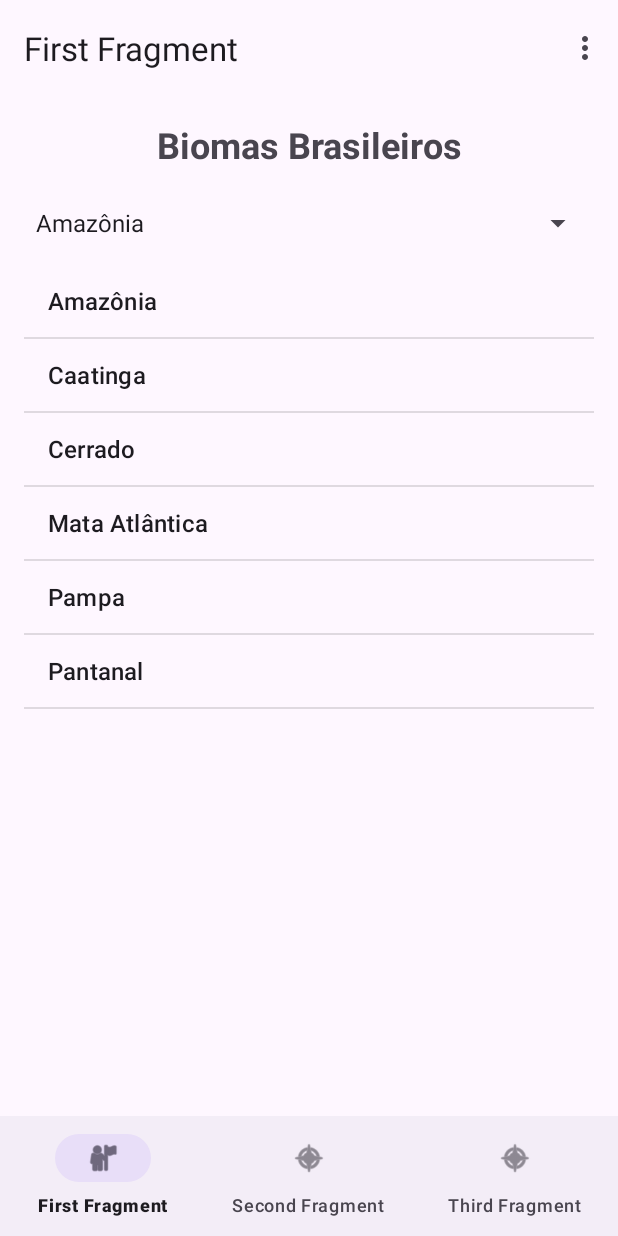
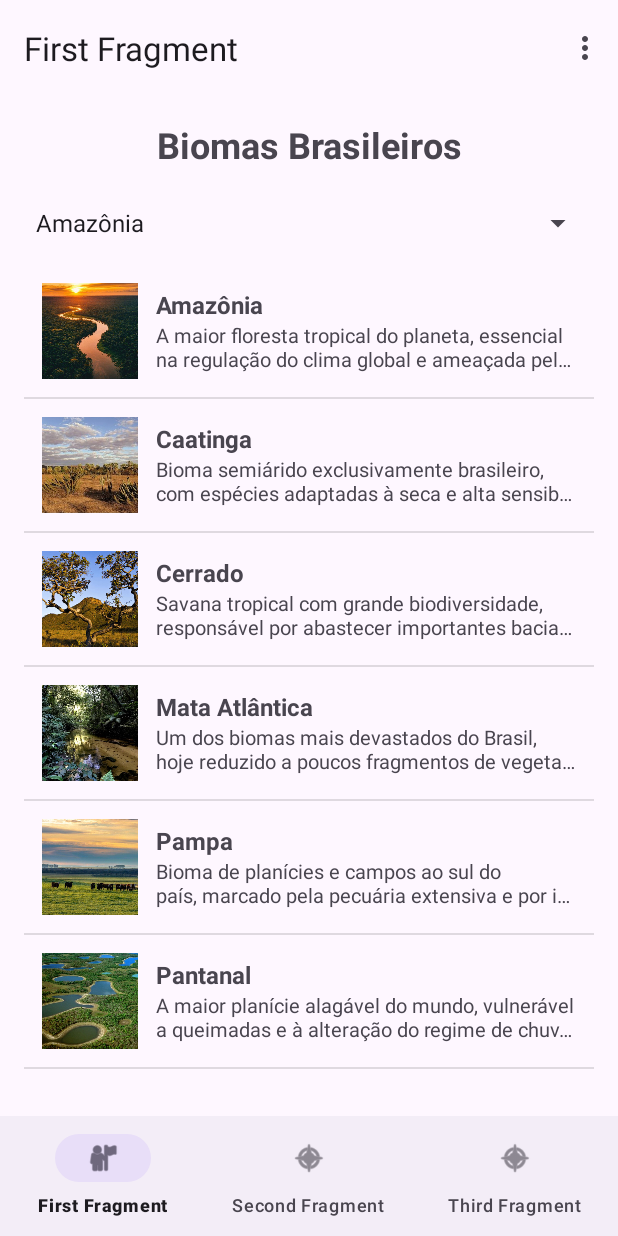
Before and after one commit to laurasantacruz-cell/Avalia-o1_ProgMobile, an Android app: the screen it shows after launch (MainActivity), on a phone screen of 412 x 824 dp. Run offline under Robolectric (Android 15) with nearby library versions, the light colour scheme and no system bars; our stand-ins replace navigation-ui.

Commit message:
Implementa biomas e comunicação do Fragmento 1

```diff
--- a/app/src/main/AndroidManifest.xml
+++ b/app/src/main/AndroidManifest.xml
@@ -21,6 +21,11 @@
                 <category android:name="android.intent.category.LAUNCHER" />
             </intent-filter>
         </activity>
+        <activity
+            android:name=".DetalheActivity"
+            android:exported="false"
+
+            />
     </application>
 
 </manifest>
--- /dev/null
+++ b/app/src/main/java/com/example/avaliacao1/Bioma.java
@@ -0,0 +1,32 @@
+package com.example.avaliacao1;
+
+public class Bioma {
+
+    private final String nome;
+    private final String descricao;
+    private final int imagemPrincipal;
+    private final int imagemSecundaria;
+
+    public Bioma(String nome, String descricao, int imagemPrincipal, int imagemSecundaria) {
+        this.nome = nome;
+        this.descricao = descricao;
+        this.imagemPrincipal = imagemPrincipal;
+        this.imagemSecundaria = imagemSecundaria;
+    }
+
+    public String getNome() {
+        return nome;
+    }
+
+    public String getDescricao() {
+        return descricao;
+    }
+
+    public int getImagemPrincipal() {
+        return imagemPrincipal;
+    }
+
+    public int getImagemSecundaria() {
+        return imagemSecundaria;
+    }
+}
--- /dev/null
+++ b/app/src/main/java/com/example/avaliacao1/BiomaListAdapter.java
@@ -0,0 +1,69 @@
+package com.example.avaliacao1;
+
+import android.content.Context;
+import android.view.LayoutInflater;
+import android.view.View;
+import android.view.ViewGroup;
+import android.widget.BaseAdapter;
+import android.widget.ImageView;
+import android.widget.TextView;
+
+import androidx.annotation.Nullable;
+
+import java.util.List;
+
+public class BiomaListAdapter extends BaseAdapter {
+
+    private final Context context;
+    private final List<Bioma> biomas;
+
+    public BiomaListAdapter(Context context, List<Bioma> biomas) {
+        this.context = context;
+        this.biomas = biomas;
+    }
+
+    @Override
+    public int getCount() {
+        return biomas.size();
+    }
+
+    @Override
+    public Object getItem(int position) {
+        return biomas.get(position);
+    }
+
+    @Override
+    public long getItemId(int position) {
+        return position;
+    }
+
+    @Override
+    public View getView(int position, @Nullable View convertView, ViewGroup parent) {
+        ViewHolder holder;
+
+        if (convertView == null) {
+            convertView = LayoutInflater.from(context)
+                    .inflate(R.layout.item_bioma_lista, parent, false);
+            holder = new ViewHolder();
+            holder.imagem = convertView.findViewById(R.id.imgItemBioma);
+            holder.titulo = convertView.findViewById(R.id.txtItemTitulo);
+            holder.descricao = convertView.findViewById(R.id.txtItemDescricao);
+            convertView.setTag(holder);
+        } else {
+            holder = (ViewHolder) convertView.getTag();
+        }
+
+        Bioma bioma = biomas.get(position);
+        holder.imagem.setImageResource(bioma.getImagemPrincipal());
+        holder.titulo.setText(bioma.getNome());
+        holder.descricao.setText(bioma.getDescricao());
+
+        return convertView;
+    }
+
+    private static class ViewHolder {
+        ImageView imagem;
+        TextView titulo;
+        TextView descricao;
+    }
+}
--- /dev/null
+++ b/app/src/main/java/com/example/avaliacao1/BiomaViewModel.java
@@ -0,0 +1,18 @@
+package com.example.avaliacao1;
+
+import androidx.lifecycle.LiveData;
+import androidx.lifecycle.MutableLiveData;
+import androidx.lifecycle.ViewModel;
+
+public class BiomaViewModel extends ViewModel {
+
+    private final MutableLiveData<Bioma> biomaSelecionado = new MutableLiveData<>();
+
+    public void selecionarBioma(Bioma bioma) {
+        biomaSelecionado.setValue(bioma);
+    }
+
+    public LiveData<Bioma> getBiomaSelecionado() {
+        return biomaSelecionado;
+    }
+}
--- /dev/null
+++ b/app/src/main/java/com/example/avaliacao1/DetalheActivity.java
@@ -0,0 +1,34 @@
+package com.example.avaliacao1;
+
+import android.os.Bundle;
+import android.widget.ImageView;
+import android.widget.TextView;
+
+import androidx.appcompat.app.AppCompatActivity;
+
+public class DetalheActivity extends AppCompatActivity {
+
+    public static final String EXTRA_TITULO = "extra_titulo";
+    public static final String EXTRA_DESCRICAO = "extra_descricao";
+    public static final String EXTRA_IMAGEM = "extra_imagem";
+
+    @Override
+    protected void onCreate(Bundle savedInstanceState) {
+        super.onCreate(savedInstanceState);
+        setContentView(R.layout.activity_detalhe);
+
+        String titulo = getIntent().getStringExtra(EXTRA_TITULO);
+        String descricao = getIntent().getStringExtra(EXTRA_DESCRICAO);
+        int imagem = getIntent().getIntExtra(EXTRA_IMAGEM, 0);
+
+        TextView txtTitulo = findViewById(R.id.txtDetalheTitulo);
+        TextView txtDescricao = findViewById(R.id.txtDetalheDescricao);
+        ImageView imgDetalhe = findViewById(R.id.imgDetalhe);
+
+        txtTitulo.setText(titulo);
+        txtDescricao.setText(descricao);
+        if (imagem != 0) {
+            imgDetalhe.setImageResource(imagem);
+        }
+    }
+}
--- a/app/src/main/java/com/example/avaliacao1/FirstFragment.java
+++ b/app/src/main/java/com/example/avaliacao1/FirstFragment.java
@@ -1,28 +1,27 @@
 package com.example.avaliacao1;
 
+import android.content.Intent;
 import android.os.Bundle;
 import android.view.LayoutInflater;
 import android.view.View;
 import android.view.ViewGroup;
+import android.widget.AdapterView;
 import android.widget.ArrayAdapter;
 
 import androidx.annotation.NonNull;
 import androidx.fragment.app.Fragment;
+import androidx.lifecycle.ViewModelProvider;
 
 import com.example.avaliacao1.databinding.FragmentFirstBinding;
+
+import java.util.ArrayList;
+import java.util.List;
 
 public class FirstFragment extends Fragment {
 
     private FragmentFirstBinding binding;
-
-    private final String[] biomas = {
-            "Amazônia",
-            "Caatinga",
-            "Cerrado",
-            "Mata Atlântica",
-            "Pampa",
-            "Pantanal"
-    };
+    private BiomaViewModel biomaViewModel;
+    private List<Bioma> listaBiomas;
 
     @Override
     public View onCreateView(
@@ -38,25 +37,73 @@ public class FirstFragment extends Fragment {
     public void onViewCreated(@NonNull View view, Bundle savedInstanceState) {
         super.onViewCreated(view, savedInstanceState);
 
-        ArrayAdapter<String> adapter = new ArrayAdapter<>(
+        biomaViewModel = new ViewModelProvider(requireActivity()).get(BiomaViewModel.class);
+        listaBiomas = montarListaBiomas();
+
+        // Spinner
+        ArrayAdapter<String> spinnerAdapter = new ArrayAdapter<>(
                 requireContext(),
                 android.R.layout.simple_spinner_item,
-                biomas
+                nomesDosBiomas(listaBiomas)
         );
+        spinnerAdapter.setDropDownViewResource(android.R.layout.simple_spinner_dropdown_item);
+        binding.spinnerBiomas.setAdapter(spinnerAdapter);
 
-        adapter.setDropDownViewResource(
-                android.R.layout.simple_spinner_dropdown_item
-        );
+        // ListView com adapter personalizado (imagem + título + descrição)
+        BiomaListAdapter listAdapter = new BiomaListAdapter(requireContext(), listaBiomas);
+        binding.listViewBiomas.setAdapter(listAdapter);
 
-        binding.spinnerBiomas.setAdapter(adapter);
+        // Ao trocar o Spinner -> avisa o ViewModel -> Fragmentos 2 e 3 escutam e atualizam
+        binding.spinnerBiomas.setOnItemSelectedListener(new AdapterView.OnItemSelectedListener() {
+            @Override
+            public void onItemSelected(AdapterView<?> parent, View view, int position, long id) {
+                biomaViewModel.selecionarBioma(listaBiomas.get(position));
+            }
 
-        ArrayAdapter<String> listaAdapter = new ArrayAdapter<>(
-                requireContext(),
-                android.R.layout.simple_list_item_1,
-                biomas
-        );
+            @Override
+            public void onNothingSelected(AdapterView<?> parent) {
+            }
+        });
 
-        binding.listViewBiomas.setAdapter(listaAdapter);
+        // Já manda o primeiro bioma pro ViewModel assim que a tela abre
+        if (!listaBiomas.isEmpty()) {
+            biomaViewModel.selecionarBioma(listaBiomas.get(0));
+        }
+
+        // Clique num item do ListView abre a Activity Extra
+        binding.listViewBiomas.setOnItemClickListener((parent, itemView, position, id) -> {
+            Bioma bioma = listaBiomas.get(position);
+            Intent intent = new Intent(requireContext(), DetalheActivity.class);
+            intent.putExtra(DetalheActivity.EXTRA_TITULO, bioma.getNome());
+            intent.putExtra(DetalheActivity.EXTRA_DESCRICAO, bioma.getDescricao());
+            intent.putExtra(DetalheActivity.EXTRA_IMAGEM, bioma.getImagemPrincipal());
+            startActivity(intent);
+        });
+    }
+
+    private List<Bioma> montarListaBiomas() {
+        List<Bioma> lista = new ArrayList<>();
+        lista.add(new Bioma(getString(R.string.bioma_amazonia), getString(R.string.desc_amazonia),
+                R.drawable.amazonia_img1, R.drawable.amazonia_img2));
+        lista.add(new Bioma(getString(R.string.bioma_caatinga), getString(R.string.desc_caatinga),
+                R.drawable.caatinga_img1, R.drawable.caatinga_img2));
+        lista.add(new Bioma(getString(R.string.bioma_cerrado), getString(R.string.desc_cerrado),
+                R.drawable.cerrado_img1, R.drawable.cerrado_img2));
+        lista.add(new Bioma(getString(R.string.bioma_mata_atlantica), getString(R.string.desc_mata_atlantica),
+                R.drawable.mata_atlantica_img1, R.drawable.mata_atlantica_img2));
+        lista.add(new Bioma(getString(R.string.bioma_pampa), getString(R.string.desc_pampa),
+                R.drawable.pampa_img1, R.drawable.pampa_img2));
+        lista.add(new Bioma(getString(R.string.bioma_pantanal), getString(R.string.desc_pantanal),
+                R.drawable.pantanal_img1, R.drawable.pantanal_img2));
+        return lista;
+    }
+
+    private String[] nomesDosBiomas(List<Bioma> lista) {
+        String[] nomes = new String[lista.size()];
+        for (int i = 0; i < lista.size(); i++) {
+            nomes[i] = lista.get(i).getNome();
+        }
+        return nomes;
     }
 
     @Override
--- /dev/null
+++ b/app/src/main/res/layout/activity_detalhe.xml
@@ -0,0 +1,29 @@
+<?xml version="1.0" encoding="utf-8"?>
+<LinearLayout xmlns:android="http://schemas.android.com/apk/res/android"
+    android:layout_width="match_parent"
+    android:layout_height="match_parent"
+    android:orientation="vertical"
+    android:padding="16dp">
+
+    <ImageView
+        android:id="@+id/imgDetalhe"
+        android:layout_width="match_parent"
+        android:layout_height="220dp"
+        android:scaleType="centerCrop" />
+
+    <TextView
+        android:id="@+id/txtDetalheTitulo"
+        android:layout_width="wrap_content"
+        android:layout_height="wrap_content"
+        android:layout_marginTop="16dp"
+        android:textSize="22sp"
+        android:textStyle="bold" />
+
+    <TextView
+        android:id="@+id/txtDetalheDescricao"
+        android:layout_width="wrap_content"
+        android:layout_height="wrap_content"
+        android:layout_marginTop="8dp"
+        android:textSize="15sp" />
+
+</LinearLayout>
--- /dev/null
+++ b/app/src/main/res/layout/item_bioma_lista.xml
@@ -0,0 +1,38 @@
+<?xml version="1.0" encoding="utf-8"?>
+<LinearLayout xmlns:android="http://schemas.android.com/apk/res/android"
+    android:layout_width="match_parent"
+    android:layout_height="wrap_content"
+    android:orientation="horizontal"
+    android:padding="12dp"
+    android:gravity="center_vertical">
+
+    <ImageView
+        android:id="@+id/imgItemBioma"
+        android:layout_width="64dp"
+        android:layout_height="64dp"
+        android:scaleType="centerCrop"
+        android:contentDescription="@string/desc_imagem_bioma" />
+
+    <LinearLayout
+        android:layout_width="0dp"
+        android:layout_height="wrap_content"
+        android:layout_weight="1"
+        android:layout_marginStart="12dp"
+        android:orientation="vertical">
+
+        <TextView
+            android:id="@+id/txtItemTitulo"
+            android:layout_width="wrap_content"
+            android:layout_height="wrap_content"
+            android:textStyle="bold"
+            android:textSize="16sp" />
+
+        <TextView
+            android:id="@+id/txtItemDescricao"
+            android:layout_width="wrap_content"
+            android:layout_height="wrap_content"
+            android:textSize="13sp"
+            android:maxLines="2"
+            android:ellipsize="end" />
+    </LinearLayout>
+</LinearLayout>
--- a/app/src/main/res/values/strings.xml
+++ b/app/src/main/res/values/strings.xml
@@ -55,4 +55,23 @@
         <item>Pampa</item>
         <item>Pantanal</item>
     </string-array>
+    <string name="desc_imagem_bioma">Imagem representativa do bioma</string>
+
+    <string name="bioma_amazonia">Amazônia</string>
+    <string name="desc_amazonia">A maior floresta tropical do planeta, essencial na regulação do clima global e ameaçada pelo avanço do desmatamento.</string>
+
+    <string name="bioma_caatinga">Caatinga</string>
+    <string name="desc_caatinga">Bioma semiárido exclusivamente brasileiro, com espécies adaptadas à seca e alta sensibilidade ao aquecimento global.</string>
+
+    <string name="bioma_cerrado">Cerrado</string>
+    <string name="desc_cerrado">Savana tropical com grande biodiversidade, responsável por abastecer importantes bacias hidrográficas do país.</string>
+
+    <string name="bioma_mata_atlantica">Mata Atlântica</string>
+    <string name="desc_mata_atlantica">Um dos biomas mais devastados do Brasil, hoje reduzido a poucos fragmentos de vegetação original.</string>
+
+    <string name="bioma_pampa">Pampa</string>
+    <string name="desc_pampa">Bioma de planícies e campos ao sul do país, marcado pela pecuária extensiva e por invernos rigorosos.</string>
+
+    <string name="bioma_pantanal">Pantanal</string>
+    <string name="desc_pantanal">A maior planície alagável do mundo, vulnerável a queimadas e à alteração do regime de chuvas.</string>
 </resources>
```
